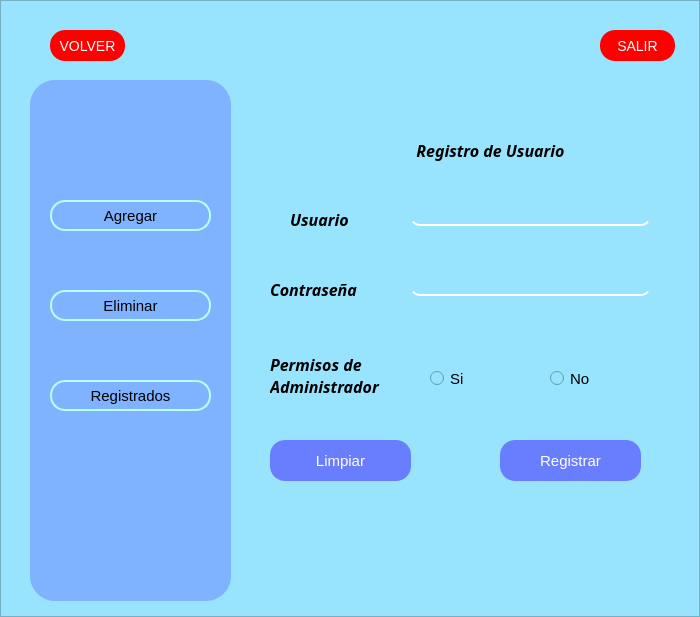
Before: the Qt Designer form ui/register.ui in Reinaldito04/IUTA----HORARIOS, drawn with Qt 5.
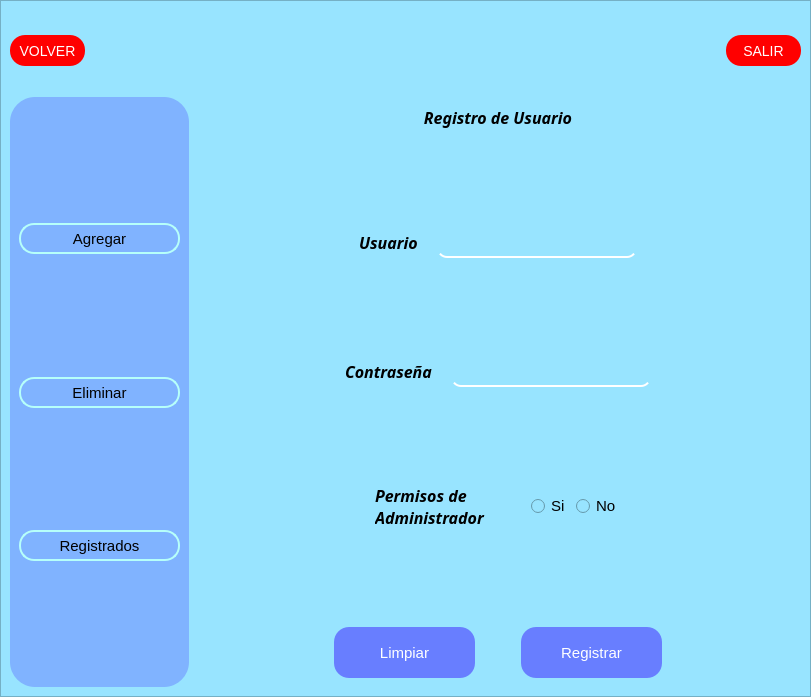
After: the same form once the commit is applied. The open tabs and pages were chosen to show the change. Icons and pictures are not drawn.

```diff
--- a/ui/register.ui
+++ b/ui/register.ui
@@ -6,8 +6,8 @@
    <rect>
     <x>0</x>
     <y>0</y>
-    <width>700</width>
-    <height>617</height>
+    <width>811</width>
+    <height>697</height>
    </rect>
   </property>
   <property name="windowTitle">
@@ -38,14 +38,22 @@
       <property name="frameShadow">
        <enum>QFrame::Raised</enum>
       </property>
-      <widget class="QPushButton" name="bt_salir">
-       <property name="geometry">
-        <rect>
-         <x>600</x>
-         <y>30</y>
+      <layout class="QVBoxLayout" name="verticalLayout_10">
+       <item>
+        <layout class="QHBoxLayout" name="horizontalLayout">
+         <item>
+          <widget class="QPushButton" name="bt_salir_2">
+           <property name="minimumSize">
+            <size>
          <width>75</width>
          <height>31</height>
-        </rect>
+            </size>
+           </property>
+           <property name="maximumSize">
+            <size>
+             <width>75</width>
+             <height>31</height>
+            </size>
        </property>
        <property name="styleSheet">
         <string notr="true">background-color:red;
@@ -54,17 +62,36 @@
 border-radius:15px;</string>
        </property>
        <property name="text">
-        <string>SALIR</string>
-       </property>
-      </widget>
+            <string>VOLVER</string>
+           </property>
+          </widget>
+         </item>
+         <item>
+          <spacer name="horizontalSpacer">
+           <property name="orientation">
+            <enum>Qt::Horizontal</enum>
+           </property>
+           <property name="sizeHint" stdset="0">
+            <size>
+             <width>40</width>
+             <height>20</height>
+            </size>
+           </property>
+          </spacer>
+         </item>
+         <item>
       <widget class="QLabel" name="label_4">
-       <property name="geometry">
-        <rect>
-         <x>290</x>
-         <y>10</y>
+           <property name="minimumSize">
+            <size>
          <width>171</width>
          <height>81</height>
-        </rect>
+            </size>
+           </property>
+           <property name="maximumSize">
+            <size>
+             <width>171</width>
+             <height>81</height>
+            </size>
        </property>
        <property name="font">
         <font>
@@ -88,14 +115,33 @@
         <bool>true</bool>
        </property>
       </widget>
-      <widget class="QPushButton" name="bt_salir_2">
-       <property name="geometry">
-        <rect>
-         <x>50</x>
-         <y>30</y>
+         </item>
+         <item>
+          <spacer name="horizontalSpacer_2">
+           <property name="orientation">
+            <enum>Qt::Horizontal</enum>
+           </property>
+           <property name="sizeHint" stdset="0">
+            <size>
+             <width>40</width>
+             <height>20</height>
+            </size>
+           </property>
+          </spacer>
+         </item>
+         <item>
+          <widget class="QPushButton" name="bt_salir">
+           <property name="minimumSize">
+            <size>
          <width>75</width>
          <height>31</height>
-        </rect>
+            </size>
+           </property>
+           <property name="maximumSize">
+            <size>
+             <width>75</width>
+             <height>31</height>
+            </size>
        </property>
        <property name="styleSheet">
         <string notr="true">background-color:red;
@@ -104,18 +150,190 @@
 border-radius:15px;</string>
        </property>
        <property name="text">
-        <string>VOLVER</string>
-       </property>
-      </widget>
+            <string>SALIR</string>
+           </property>
+          </widget>
+         </item>
+        </layout>
+       </item>
+       <item>
+        <layout class="QHBoxLayout" name="horizontalLayout_21">
+         <item>
+          <widget class="QFrame" name="frame_2">
+           <property name="styleSheet">
+            <string notr="true">background-color:rgb(128, 179, 255);
+border-radius:25px;</string>
+           </property>
+           <property name="frameShape">
+            <enum>QFrame::StyledPanel</enum>
+           </property>
+           <property name="frameShadow">
+            <enum>QFrame::Raised</enum>
+           </property>
+           <layout class="QVBoxLayout" name="verticalLayout_3">
+            <item>
+             <layout class="QVBoxLayout" name="verticalLayout_2">
+              <item>
+               <spacer name="verticalSpacer">
+                <property name="orientation">
+                 <enum>Qt::Vertical</enum>
+                </property>
+                <property name="sizeHint" stdset="0">
+                 <size>
+                  <width>20</width>
+                  <height>40</height>
+                 </size>
+                </property>
+               </spacer>
+              </item>
+              <item>
+               <widget class="QPushButton" name="bt_aggView">
+                <property name="minimumSize">
+                 <size>
+                  <width>161</width>
+                  <height>31</height>
+                 </size>
+                </property>
+                <property name="maximumSize">
+                 <size>
+                  <width>161</width>
+                  <height>31</height>
+                 </size>
+                </property>
+                <property name="styleSheet">
+                 <string notr="true">font-size:15px;
+border:2px solid rgb(182, 255, 250);
+border-radius:15px;</string>
+                </property>
+                <property name="text">
+                 <string>Agregar</string>
+                </property>
+                <property name="icon">
+                 <iconset>
+                  <normaloff>imagenes/adduser.png</normaloff>imagenes/adduser.png</iconset>
+                </property>
+                <property name="iconSize">
+                 <size>
+                  <width>20</width>
+                  <height>20</height>
+                 </size>
+                </property>
+               </widget>
+              </item>
+              <item>
+               <spacer name="verticalSpacer_2">
+                <property name="orientation">
+                 <enum>Qt::Vertical</enum>
+                </property>
+                <property name="sizeHint" stdset="0">
+                 <size>
+                  <width>20</width>
+                  <height>40</height>
+                 </size>
+                </property>
+               </spacer>
+              </item>
+              <item>
+               <widget class="QPushButton" name="bt_deleteView">
+                <property name="minimumSize">
+                 <size>
+                  <width>161</width>
+                  <height>31</height>
+                 </size>
+                </property>
+                <property name="maximumSize">
+                 <size>
+                  <width>161</width>
+                  <height>31</height>
+                 </size>
+                </property>
+                <property name="styleSheet">
+                 <string notr="true">font-size:15px;
+border:2px solid rgb(182, 255, 250);
+border-radius:15px;</string>
+                </property>
+                <property name="text">
+                 <string>Eliminar</string>
+                </property>
+                <property name="icon">
+                 <iconset>
+                  <normaloff>imagenes/delete.png</normaloff>imagenes/delete.png</iconset>
+                </property>
+                <property name="iconSize">
+                 <size>
+                  <width>20</width>
+                  <height>20</height>
+                 </size>
+                </property>
+               </widget>
+              </item>
+              <item>
+               <spacer name="verticalSpacer_3">
+                <property name="orientation">
+                 <enum>Qt::Vertical</enum>
+                </property>
+                <property name="sizeHint" stdset="0">
+                 <size>
+                  <width>20</width>
+                  <height>40</height>
+                 </size>
+                </property>
+               </spacer>
+              </item>
+              <item>
+               <widget class="QPushButton" name="bt_database">
+                <property name="minimumSize">
+                 <size>
+                  <width>161</width>
+                  <height>31</height>
+                 </size>
+                </property>
+                <property name="maximumSize">
+                 <size>
+                  <width>161</width>
+                  <height>31</height>
+                 </size>
+                </property>
+                <property name="styleSheet">
+                 <string notr="true">font-size:15px;
+border:2px solid rgb(182, 255, 250);
+border-radius:15px;</string>
+                </property>
+                <property name="text">
+                 <string>Registrados</string>
+                </property>
+                <property name="icon">
+                 <iconset>
+                  <normaloff>imagenes/users-line.png</normaloff>imagenes/users-line.png</iconset>
+                </property>
+                <property name="iconSize">
+                 <size>
+                  <width>20</width>
+                  <height>20</height>
+                 </size>
+                </property>
+               </widget>
+              </item>
+              <item>
+               <spacer name="verticalSpacer_4">
+                <property name="orientation">
+                 <enum>Qt::Vertical</enum>
+                </property>
+                <property name="sizeHint" stdset="0">
+                 <size>
+                  <width>20</width>
+                  <height>40</height>
+                 </size>
+                </property>
+               </spacer>
+              </item>
+             </layout>
+            </item>
+           </layout>
+          </widget>
+         </item>
+         <item>
       <widget class="QStackedWidget" name="stackedWidget">
-       <property name="geometry">
-        <rect>
-         <x>240</x>
-         <y>120</y>
-         <width>451</width>
-         <height>471</height>
-        </rect>
-       </property>
        <property name="currentIndex">
         <number>0</number>
        </property>
@@ -399,15 +617,11 @@
         </widget>
        </widget>
        <widget class="QWidget" name="page_add">
+            <layout class="QVBoxLayout" name="verticalLayout_9">
+             <item>
+              <layout class="QVBoxLayout" name="verticalLayout_8">
+               <item>
         <widget class="QLabel" name="label">
-         <property name="geometry">
-          <rect>
-           <x>120</x>
-           <y>10</y>
-           <width>261</width>
-           <height>41</height>
-          </rect>
-         </property>
          <property name="font">
           <font>
            <family>Hack Nerd Font Mono</family>
@@ -427,37 +641,39 @@
           <set>Qt::AlignCenter</set>
          </property>
         </widget>
-        <widget class="QLineEdit" name="txt_name">
-         <property name="geometry">
-          <rect>
-           <x>170</x>
-           <y>80</y>
-           <width>241</width>
-           <height>26</height>
-          </rect>
-         </property>
-         <property name="sizePolicy">
-          <sizepolicy hsizetype="Minimum" vsizetype="Minimum">
-           <horstretch>0</horstretch>
-           <verstretch>0</verstretch>
-          </sizepolicy>
-         </property>
-         <property name="styleSheet">
-          <string notr="true">font-size:18px;
-border:none;
-border-bottom:2px solid white;
-border-radius:10px;</string>
-         </property>
-        </widget>
+               </item>
+               <item>
+                <spacer name="verticalSpacer_13">
+                 <property name="orientation">
+                  <enum>Qt::Vertical</enum>
+                 </property>
+                 <property name="sizeHint" stdset="0">
+                  <size>
+                   <width>20</width>
+                   <height>18</height>
+                  </size>
+                 </property>
+                </spacer>
+               </item>
+               <item>
+                <layout class="QHBoxLayout" name="horizontalLayout_15">
+                 <item>
+                  <spacer name="horizontalSpacer_27">
+                   <property name="orientation">
+                    <enum>Qt::Horizontal</enum>
+                   </property>
+                   <property name="sizeHint" stdset="0">
+                    <size>
+                     <width>40</width>
+                     <height>20</height>
+                    </size>
+                   </property>
+                  </spacer>
+                 </item>
+                 <item>
+                  <layout class="QHBoxLayout" name="horizontalLayout_13">
+                   <item>
         <widget class="QLabel" name="label_2">
-         <property name="geometry">
-          <rect>
-           <x>50</x>
-           <y>90</y>
-           <width>81</width>
-           <height>19</height>
-          </rect>
-         </property>
          <property name="font">
           <font>
            <family>Hack Nerd Font Mono</family>
@@ -471,15 +687,97 @@
           <string>Usuario</string>
          </property>
         </widget>
+                   </item>
+                   <item>
+                    <spacer name="horizontalSpacer_22">
+                     <property name="orientation">
+                      <enum>Qt::Horizontal</enum>
+                     </property>
+                     <property name="sizeHint" stdset="0">
+                      <size>
+                       <width>13</width>
+                       <height>20</height>
+                      </size>
+                     </property>
+                    </spacer>
+                   </item>
+                   <item>
+                    <widget class="QLineEdit" name="txt_name">
+                     <property name="sizePolicy">
+                      <sizepolicy hsizetype="Minimum" vsizetype="Minimum">
+                       <horstretch>0</horstretch>
+                       <verstretch>0</verstretch>
+                      </sizepolicy>
+                     </property>
+                     <property name="minimumSize">
+                      <size>
+                       <width>200</width>
+                       <height>31</height>
+                      </size>
+                     </property>
+                     <property name="maximumSize">
+                      <size>
+                       <width>200</width>
+                       <height>31</height>
+                      </size>
+                     </property>
+                     <property name="styleSheet">
+                      <string notr="true">font-size:18px;
+border:none;
+border-bottom:2px solid white;
+border-radius:10px;</string>
+                     </property>
+                    </widget>
+                   </item>
+                  </layout>
+                 </item>
+                 <item>
+                  <spacer name="horizontalSpacer_26">
+                   <property name="orientation">
+                    <enum>Qt::Horizontal</enum>
+                   </property>
+                   <property name="sizeHint" stdset="0">
+                    <size>
+                     <width>28</width>
+                     <height>20</height>
+                    </size>
+                   </property>
+                  </spacer>
+                 </item>
+                </layout>
+               </item>
+               <item>
+                <spacer name="verticalSpacer_14">
+                 <property name="orientation">
+                  <enum>Qt::Vertical</enum>
+                 </property>
+                 <property name="sizeHint" stdset="0">
+                  <size>
+                   <width>20</width>
+                   <height>18</height>
+                  </size>
+                 </property>
+                </spacer>
+               </item>
+               <item>
+                <layout class="QHBoxLayout" name="horizontalLayout_16">
+                 <item>
+                  <spacer name="horizontalSpacer_32">
+                   <property name="orientation">
+                    <enum>Qt::Horizontal</enum>
+                   </property>
+                   <property name="sizeHint" stdset="0">
+                    <size>
+                     <width>28</width>
+                     <height>20</height>
+                    </size>
+                   </property>
+                  </spacer>
+                 </item>
+                 <item>
+                  <layout class="QHBoxLayout" name="horizontalLayout_12">
+                   <item>
         <widget class="QLabel" name="label_3">
-         <property name="geometry">
-          <rect>
-           <x>30</x>
-           <y>160</y>
-           <width>111</width>
-           <height>19</height>
-          </rect>
-         </property>
          <property name="font">
           <font>
            <family>Hack Nerd Font Mono</family>
@@ -493,21 +791,40 @@
           <string>Contraseña</string>
          </property>
         </widget>
+                   </item>
+                   <item>
+                    <spacer name="horizontalSpacer_23">
+                     <property name="orientation">
+                      <enum>Qt::Horizontal</enum>
+                     </property>
+                     <property name="sizeHint" stdset="0">
+                      <size>
+                       <width>13</width>
+                       <height>20</height>
+                      </size>
+                     </property>
+                    </spacer>
+                   </item>
+                   <item>
         <widget class="QLineEdit" name="txt_password">
-         <property name="geometry">
-          <rect>
-           <x>170</x>
-           <y>150</y>
-           <width>241</width>
-           <height>26</height>
-          </rect>
-         </property>
          <property name="sizePolicy">
           <sizepolicy hsizetype="Minimum" vsizetype="Fixed">
            <horstretch>0</horstretch>
            <verstretch>0</verstretch>
           </sizepolicy>
          </property>
+                     <property name="minimumSize">
+                      <size>
+                       <width>200</width>
+                       <height>31</height>
+                      </size>
+                     </property>
+                     <property name="maximumSize">
+                      <size>
+                       <width>200</width>
+                       <height>31</height>
+                      </size>
+                     </property>
          <property name="styleSheet">
           <string notr="true">border:none;
 border-bottom:2px solid white;
@@ -515,15 +832,56 @@
 border-radius:10px;</string>
          </property>
         </widget>
+                   </item>
+                  </layout>
+                 </item>
+                 <item>
+                  <spacer name="horizontalSpacer_31">
+                   <property name="orientation">
+                    <enum>Qt::Horizontal</enum>
+                   </property>
+                   <property name="sizeHint" stdset="0">
+                    <size>
+                     <width>28</width>
+                     <height>20</height>
+                    </size>
+                   </property>
+                  </spacer>
+                 </item>
+                </layout>
+               </item>
+               <item>
+                <spacer name="verticalSpacer_12">
+                 <property name="orientation">
+                  <enum>Qt::Vertical</enum>
+                 </property>
+                 <property name="sizeHint" stdset="0">
+                  <size>
+                   <width>20</width>
+                   <height>18</height>
+                  </size>
+                 </property>
+                </spacer>
+               </item>
+               <item>
+                <layout class="QHBoxLayout" name="horizontalLayout_20">
+                 <item>
+                  <spacer name="horizontalSpacer_25">
+                   <property name="orientation">
+                    <enum>Qt::Horizontal</enum>
+                   </property>
+                   <property name="sizeHint" stdset="0">
+                    <size>
+                     <width>40</width>
+                     <height>20</height>
+                    </size>
+                   </property>
+                  </spacer>
+                 </item>
+                 <item>
+                  <layout class="QHBoxLayout" name="horizontalLayout_11">
+                   <item>
         <widget class="QLabel" name="label_5">
-         <property name="geometry">
-          <rect>
-           <x>30</x>
-           <y>230</y>
-           <width>161</width>
-           <height>51</height>
-          </rect>
-         </property>
          <property name="font">
           <font>
            <family>Hack Nerd Font Mono</family>
@@ -538,33 +896,24 @@
 Administrador</string>
          </property>
         </widget>
-        <widget class="QRadioButton" name="rd_no">
-         <property name="geometry">
-          <rect>
-           <x>310</x>
-           <y>250</y>
-           <width>61</width>
-           <height>17</height>
-          </rect>
-         </property>
-         <property name="font">
-          <font>
-           <pointsize>11</pointsize>
-          </font>
-         </property>
-         <property name="text">
-          <string>No</string>
-         </property>
-        </widget>
+                   </item>
+                   <item>
+                    <spacer name="horizontalSpacer_19">
+                     <property name="orientation">
+                      <enum>Qt::Horizontal</enum>
+                     </property>
+                     <property name="sizeHint" stdset="0">
+                      <size>
+                       <width>40</width>
+                       <height>20</height>
+                      </size>
+                     </property>
+                    </spacer>
+                   </item>
+                   <item>
+                    <layout class="QHBoxLayout" name="horizontalLayout_10">
+                     <item>
         <widget class="QRadioButton" name="rd_si">
-         <property name="geometry">
-          <rect>
-           <x>190</x>
-           <y>250</y>
-           <width>41</width>
-           <height>17</height>
-          </rect>
-         </property>
          <property name="font">
           <font>
            <pointsize>11</pointsize>
@@ -574,38 +923,81 @@
           <string>Si</string>
          </property>
         </widget>
-        <widget class="QPushButton" name="bt_register">
-         <property name="geometry">
-          <rect>
-           <x>260</x>
-           <y>320</y>
-           <width>141</width>
-           <height>41</height>
-          </rect>
-         </property>
-         <property name="styleSheet">
-          <string notr="true">QPushButton{border-radius:15px;
-color:white;
-font-size:15px;
-background-color: rgb(104, 126, 255);
-}
-QPushButton:hover{
-background-color:rgba(0,0,0,0.5);
-font-size:18px;
-}</string>
+                     </item>
+                     <item>
+                      <widget class="QRadioButton" name="rd_no">
+                       <property name="font">
+                        <font>
+                         <pointsize>11</pointsize>
+                        </font>
          </property>
          <property name="text">
-          <string>Registrar</string>
-         </property>
-        </widget>
+                        <string>No</string>
+                       </property>
+                      </widget>
+                     </item>
+                    </layout>
+                   </item>
+                  </layout>
+                 </item>
+                 <item>
+                  <spacer name="horizontalSpacer_35">
+                   <property name="orientation">
+                    <enum>Qt::Horizontal</enum>
+                   </property>
+                   <property name="sizeHint" stdset="0">
+                    <size>
+                     <width>40</width>
+                     <height>20</height>
+                    </size>
+                   </property>
+                  </spacer>
+                 </item>
+                </layout>
+               </item>
+               <item>
+                <spacer name="verticalSpacer_5">
+                 <property name="orientation">
+                  <enum>Qt::Vertical</enum>
+                 </property>
+                 <property name="sizeHint" stdset="0">
+                  <size>
+                   <width>20</width>
+                   <height>18</height>
+                  </size>
+                 </property>
+                </spacer>
+               </item>
+               <item>
+                <layout class="QHBoxLayout" name="horizontalLayout_17">
+                 <item>
+                  <spacer name="horizontalSpacer_21">
+                   <property name="orientation">
+                    <enum>Qt::Horizontal</enum>
+                   </property>
+                   <property name="sizeHint" stdset="0">
+                    <size>
+                     <width>18</width>
+                     <height>20</height>
+                    </size>
+                   </property>
+                  </spacer>
+                 </item>
+                 <item>
+                  <layout class="QHBoxLayout" name="horizontalLayout_9">
+                   <item>
         <widget class="QPushButton" name="bt_clear">
-         <property name="geometry">
-          <rect>
-           <x>30</x>
-           <y>320</y>
+                     <property name="minimumSize">
+                      <size>
            <width>141</width>
-           <height>41</height>
-          </rect>
+                       <height>51</height>
+                      </size>
+                     </property>
+                     <property name="maximumSize">
+                      <size>
+                       <width>141</width>
+                       <height>51</height>
+                      </size>
          </property>
          <property name="styleSheet">
           <string notr="true">QPushButton{border-radius:15px;
@@ -622,112 +1014,76 @@
           <string>Limpiar</string>
          </property>
         </widget>
-       </widget>
-      </widget>
-      <widget class="QFrame" name="frame_2">
-       <property name="geometry">
-        <rect>
-         <x>30</x>
-         <y>80</y>
-         <width>201</width>
-         <height>521</height>
-        </rect>
-       </property>
-       <property name="styleSheet">
-        <string notr="true">background-color:rgb(128, 179, 255);
-border-radius:25px;</string>
-       </property>
-       <property name="frameShape">
-        <enum>QFrame::StyledPanel</enum>
-       </property>
-       <property name="frameShadow">
-        <enum>QFrame::Raised</enum>
-       </property>
-       <widget class="QPushButton" name="bt_aggView">
-        <property name="geometry">
-         <rect>
-          <x>20</x>
-          <y>120</y>
-          <width>161</width>
-          <height>31</height>
-         </rect>
-        </property>
-        <property name="styleSheet">
-         <string notr="true">font-size:15px;
-border:2px solid rgb(182, 255, 250);
-border-radius:15px;</string>
-        </property>
-        <property name="text">
-         <string>Agregar</string>
-        </property>
-        <property name="icon">
-         <iconset>
-          <normaloff>imagenes/adduser.png</normaloff>imagenes/adduser.png</iconset>
-        </property>
-        <property name="iconSize">
+                   </item>
+                   <item>
+                    <spacer name="horizontalSpacer_18">
+                     <property name="orientation">
+                      <enum>Qt::Horizontal</enum>
+                     </property>
+                     <property name="sizeHint" stdset="0">
          <size>
-          <width>20</width>
+                       <width>40</width>
           <height>20</height>
          </size>
         </property>
-       </widget>
-       <widget class="QPushButton" name="bt_deleteView">
-        <property name="geometry">
-         <rect>
-          <x>20</x>
-          <y>210</y>
-          <width>161</width>
-          <height>31</height>
-         </rect>
-        </property>
-        <property name="styleSheet">
-         <string notr="true">font-size:15px;
-border:2px solid rgb(182, 255, 250);
-border-radius:15px;</string>
-        </property>
-        <property name="text">
-         <string>Eliminar</string>
-        </property>
-        <property name="icon">
-         <iconset>
-          <normaloff>imagenes/delete.png</normaloff>imagenes/delete.png</iconset>
-        </property>
-        <property name="iconSize">
+                    </spacer>
+                   </item>
+                   <item>
+                    <widget class="QPushButton" name="bt_register">
+                     <property name="minimumSize">
+                      <size>
+                       <width>141</width>
+                       <height>51</height>
+                      </size>
+                     </property>
+                     <property name="maximumSize">
          <size>
-          <width>20</width>
-          <height>20</height>
-         </size>
-        </property>
-       </widget>
-       <widget class="QPushButton" name="bt_database">
-        <property name="geometry">
-         <rect>
-          <x>20</x>
-          <y>300</y>
-          <width>161</width>
-          <height>31</height>
-         </rect>
-        </property>
+                       <width>141</width>
+                       <height>51</height>
+                      </size>
+                     </property>
         <property name="styleSheet">
-         <string notr="true">font-size:15px;
-border:2px solid rgb(182, 255, 250);
-border-radius:15px;</string>
+                      <string notr="true">QPushButton{border-radius:15px;
+color:white;
+font-size:15px;
+background-color: rgb(104, 126, 255);
+}
+QPushButton:hover{
+background-color:rgba(0,0,0,0.5);
+font-size:18px;
+}</string>
         </property>
         <property name="text">
-         <string>Registrados</string>
-        </property>
-        <property name="icon">
-         <iconset>
-          <normaloff>imagenes/users-line.png</normaloff>imagenes/users-line.png</iconset>
-        </property>
-        <property name="iconSize">
+                      <string>Registrar</string>
+                     </property>
+                    </widget>
+                   </item>
+                  </layout>
+                 </item>
+                 <item>
+                  <spacer name="horizontalSpacer_20">
+                   <property name="orientation">
+                    <enum>Qt::Horizontal</enum>
+                   </property>
+                   <property name="sizeHint" stdset="0">
          <size>
-          <width>20</width>
+                     <width>40</width>
           <height>20</height>
          </size>
         </property>
-       </widget>
-      </widget>
+                  </spacer>
+                 </item>
+                </layout>
+               </item>
+              </layout>
+             </item>
+            </layout>
+           </widget>
+          </widget>
+         </item>
+        </layout>
+       </item>
+      </layout>
      </widget>
     </item>
    </layout>
```
Left out of the diff: 522 changed lines with no effect on the pictures. Lines whose indentation alone changed are shown as unchanged.
